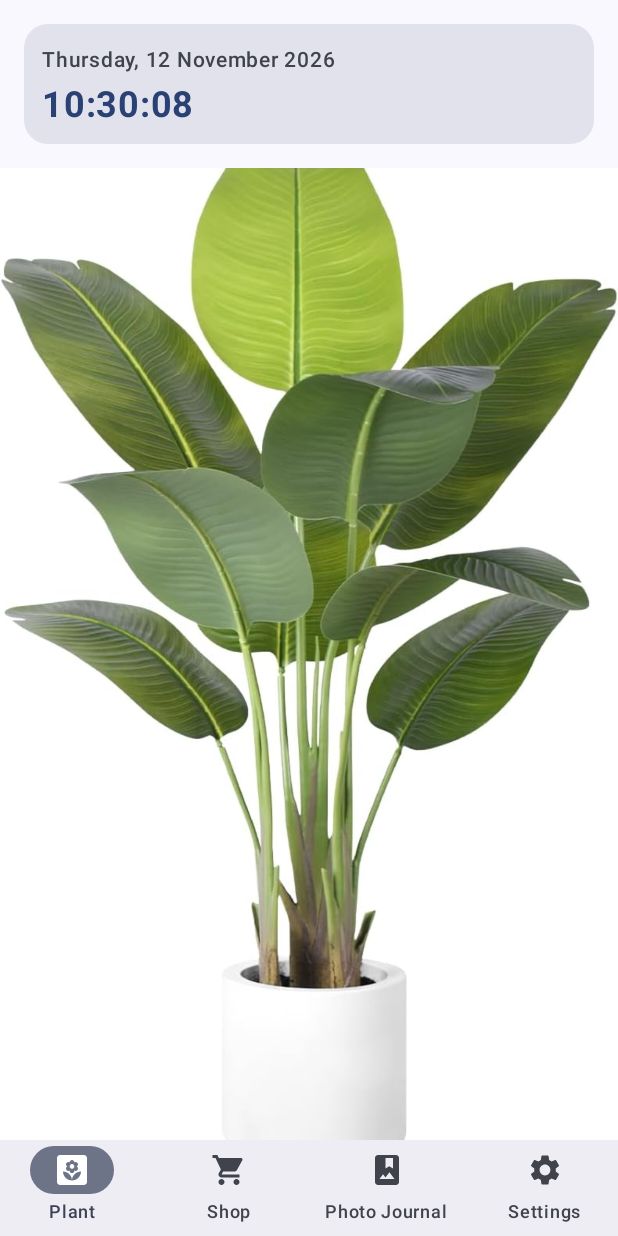
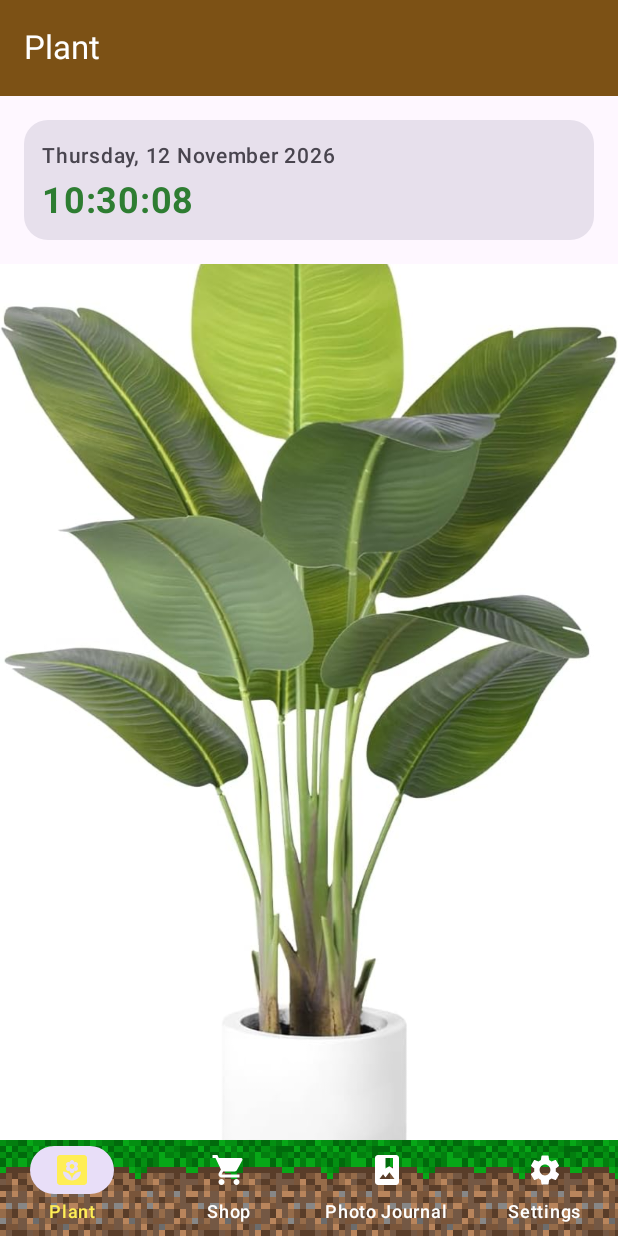
Before and after one commit to Silviu-Sri/Android-Project-3144757, an Android app built with Jetpack Compose: the screen it shows after launch (MainActivity), on a phone screen of 412 x 824 dp. Run offline under Robolectric (Android 15) with nearby library versions, the phone set to English and light mode, and no system bars.

Commit message:
Trying to change the theme, for now i have changed the bottom nav

```diff
--- a/app/src/main/java/com/griffith/androidproject_3144757/MainActivity.kt
+++ b/app/src/main/java/com/griffith/androidproject_3144757/MainActivity.kt
@@ -18,6 +18,7 @@ import androidx.compose.foundation.layout.height
 import androidx.compose.foundation.layout.fillMaxSize
 import androidx.compose.foundation.layout.padding
 import androidx.compose.material3.Icon
+import androidx.compose.material3.MaterialTheme
 import androidx.compose.material3.Scaffold
 import androidx.compose.ui.Modifier
 import com.griffith.androidproject_3144757.ui.theme.AndroidProject3144757Theme
@@ -25,13 +26,28 @@ import androidx.compose.material3.NavigationBar
 import androidx.compose.material3.NavigationBarDefaults
 import androidx.compose.material3.NavigationBarItem
 import androidx.compose.material3.Text
+import androidx.compose.material3.TopAppBar
+import androidx.compose.material3.TopAppBarDefaults
+import androidx.compose.material3.ExperimentalMaterial3Api
 import androidx.compose.runtime.mutableIntStateOf
 import androidx.compose.runtime.Composable
 import androidx.compose.runtime.saveable.rememberSaveable
 import androidx.compose.runtime.getValue
 import androidx.compose.runtime.setValue
+import android.graphics.BitmapFactory
 import androidx.compose.ui.Alignment
+import androidx.compose.ui.draw.drawBehind
+import androidx.compose.ui.geometry.Rect
+import androidx.compose.ui.graphics.Color
+import androidx.compose.ui.graphics.ImageShader
+import androidx.compose.ui.graphics.Paint
+import androidx.compose.ui.graphics.TileMode
+import androidx.compose.ui.graphics.asImageBitmap
+import androidx.compose.ui.graphics.drawscope.drawIntoCanvas
+import androidx.compose.runtime.remember
 import androidx.compose.ui.res.painterResource
+import androidx.compose.ui.unit.IntOffset
+import androidx.compose.ui.unit.IntSize
 import androidx.compose.ui.unit.dp
 import androidx.compose.ui.res.stringResource
 import com.griffith.androidproject_3144757.R
@@ -72,10 +88,19 @@ class MainActivity : ComponentActivity() {
 
 
 @RequiresApi(Build.VERSION_CODES.O)
+@OptIn(ExperimentalMaterial3Api::class)
 @Composable
 fun MainScreen(onLanguageChange: (String) -> Unit) {
     var selectedTab by rememberSaveable {
         mutableIntStateOf(0)
+    }
+
+    val context = LocalContext.current
+    val dirtBitmap = remember {
+        BitmapFactory.decodeResource(context.resources, R.drawable.bottom_nav_dirt)
+    }
+    val dirtImageBitmap = remember(dirtBitmap) {
+        dirtBitmap.asImageBitmap()
     }
 
     val titles = listOf(
@@ -92,12 +117,40 @@ fun MainScreen(onLanguageChange: (String) -> Unit) {
     )
 
     Scaffold(
+        topBar = {
+            TopAppBar(
+                title = { Text(titles[selectedTab], color = MaterialTheme.colorScheme.onTertiary) },
+                colors = TopAppBarDefaults.topAppBarColors(
+                    containerColor = MaterialTheme.colorScheme.tertiary
+                )
+            )
+        },
         bottomBar = {
             NavigationBar(
-                modifier = Modifier.height(
-                    64.dp + NavigationBarDefaults.windowInsets
-                        .asPaddingValues().calculateBottomPadding()
-                )
+                modifier = Modifier
+                    .height(
+                        64.dp + NavigationBarDefaults.windowInsets
+                            .asPaddingValues().calculateBottomPadding()
+                    )
+                    .drawBehind {
+                        val canvasHeight = size.height
+                        val canvasWidth = size.width
+                        if (dirtBitmap.height > 0) {
+                            val scale = canvasHeight / dirtBitmap.height
+                            val scaledWidth = dirtBitmap.width * scale
+
+                            var currentX = 0f
+                            while (currentX < canvasWidth) {
+                                drawImage(
+                                    image = dirtImageBitmap,
+                                    dstOffset = IntOffset(currentX.toInt(), 0),
+                                    dstSize = IntSize(scaledWidth.toInt(), canvasHeight.toInt())
+                                )
+                                currentX += scaledWidth
+                            }
+                        }
+                    },
+                containerColor = Color.Transparent
             ) {
                 titles.forEachIndexed { index, title ->
                     NavigationBarItem(
@@ -108,11 +161,12 @@ fun MainScreen(onLanguageChange: (String) -> Unit) {
                         icon = {
                             Icon(
                                 painter = painterResource(icons[index]),
-                                contentDescription = title
+                                contentDescription = title,
+                                tint = if (selectedTab == index) Color(0xFFFFEE55) else Color.White
                             )
                         },
                         label = {
-                            Text(title)
+                            Text(title, color = if (selectedTab == index) Color(0xFFFFEE55) else Color.White)
                         }
                     )
                 }
--- a/app/src/main/java/com/griffith/androidproject_3144757/ui/theme/Color.kt
+++ b/app/src/main/java/com/griffith/androidproject_3144757/ui/theme/Color.kt
@@ -2,10 +2,10 @@ package com.griffith.androidproject_3144757.ui.theme
 
 import androidx.compose.ui.graphics.Color
 
-val Purple80 = Color(0xFFD0BCFF)
-val PurpleGrey80 = Color(0xFFCCC2DC)
-val Pink80 = Color(0xFFEFB8C8)
+val GreenPrimary80 = Color(0xFF81C784)
+val GreenSecondary80 = Color(0xFFA5D6A7)
+val EarthyBrown80 = Color(0xFF8E6A34)
 
-val Purple40 = Color(0xFF6650a4)
-val PurpleGrey40 = Color(0xFF625b71)
-val Pink40 = Color(0xFF7D5260)
+val GreenPrimary40 = Color(0xFF2E7D32)
+val GreenSecondary40 = Color(0xFF558B2F)
+val EarthyBrown40 = Color(0xFF7C5115)
--- a/app/src/main/java/com/griffith/androidproject_3144757/ui/theme/Theme.kt
+++ b/app/src/main/java/com/griffith/androidproject_3144757/ui/theme/Theme.kt
@@ -12,15 +12,15 @@ import androidx.compose.runtime.Composable
 import androidx.compose.ui.platform.LocalContext
 
 private val DarkColorScheme = darkColorScheme(
-    primary = Purple80,
-    secondary = PurpleGrey80,
-    tertiary = Pink80
+    primary = GreenPrimary80,
+    secondary = GreenSecondary80,
+    tertiary = EarthyBrown80
 )
 
 private val LightColorScheme = lightColorScheme(
-    primary = Purple40,
-    secondary = PurpleGrey40,
-    tertiary = Pink40
+    primary = GreenPrimary40,
+    secondary = GreenSecondary40,
+    tertiary = EarthyBrown40
 
     /* Other default colors to override
     background = Color(0xFFFFFBFE),
@@ -37,7 +37,7 @@ private val LightColorScheme = lightColorScheme(
 fun AndroidProject3144757Theme(
     darkTheme: Boolean = isSystemInDarkTheme(),
     // Dynamic color is available on Android 12+
-    dynamicColor: Boolean = true,
+    dynamicColor: Boolean = false,
     content: @Composable () -> Unit
 ) {
     val colorScheme = when {
--- a/app/src/main/res/values/colors.xml
+++ b/app/src/main/res/values/colors.xml
@@ -1,10 +1,10 @@
 <?xml version="1.0" encoding="utf-8"?>
 <resources>
-    <color name="purple_200">#FFBB86FC</color>
-    <color name="purple_500">#FF6200EE</color>
-    <color name="purple_700">#FF3700B3</color>
-    <color name="teal_200">#FF03DAC5</color>
-    <color name="teal_700">#FF018786</color>
+    <color name="purple_200">#81C784</color>
+    <color name="purple_500">#2E7D32</color>
+    <color name="purple_700">#1B5E20</color>
+    <color name="teal_200">#A5D6A7</color>
+    <color name="teal_700">#558B2F</color>
     <color name="black">#FF000000</color>
     <color name="white">#FFFFFFFF</color>
 </resources>
```
Also changed, not shown: app/src/main/res/drawable/bottom_nav_dirt.png (added), gradle/wrapper/gradle-wrapper.properties, 2 other files.
